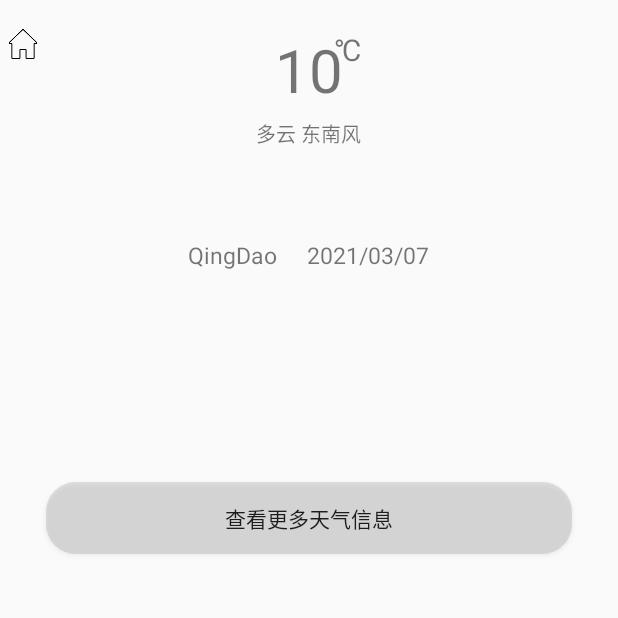
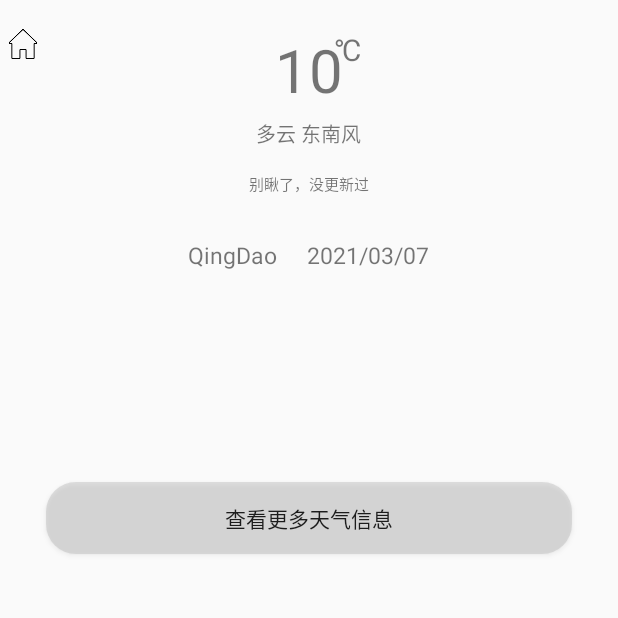
Before and after one commit to fenwhite/WeatherCheck, an Android app: the WeatherActivity screen opened directly, with no data from a screen before it, on a phone screen of 412 x 824 dp, the top half of it. Run offline under Robolectric (Android 15) with nearby library versions, the light colour scheme and no system bars; libraries missing offline, so code that uses them is left out: com.amap.api; 10 statements that could not run were skipped.

Commit message:
新增后台自动更新

```diff
--- a/app/src/main/java/com/android/myfirstapp/view/activity/WeatherActivity.java
+++ b/app/src/main/java/com/android/myfirstapp/view/activity/WeatherActivity.java
@@ -38,6 +38,7 @@ import com.android.myfirstapp.bean.ForecastDay;
 import com.android.myfirstapp.bean.ForecastHour;
 import com.android.myfirstapp.bean.SunMoon;
 import com.android.myfirstapp.bean.Weather;
+import com.android.myfirstapp.service.AutoUpdateService;
 import com.android.myfirstapp.utils.DateUtils;
 import com.android.myfirstapp.utils.SPUtils;
 import com.android.myfirstapp.utils.WeatherHandlerUtils;
@@ -68,6 +69,7 @@ public class WeatherActivity extends AppCompatActivity {
     public DrawerLayout drawer;
     public NestedScrollView weatherLayout;
     private TextView degree, elseInfo,regionName,updateTime;
+    private TextView lastUpdateTime;
     private ListView forecastDay;
     private RecyclerView forecastHour;
     private CircleProgressView progress;
@@ -198,6 +200,12 @@ public class WeatherActivity extends AppCompatActivity {
         to15D = findViewById(R.id.to15D);
         toAreaChoose = findViewById(R.id.choose_area_button);
 
+        lastUpdateTime = findViewById(R.id.last_update_time);
+        String tmp = SPUtils.getString(this,"updateTime","");
+        if("".equals(tmp)){
+            tmp = "别瞅了，没更新过";
+        }
+        lastUpdateTime.setText(tmp);
 
         swipeRefresh.setOnRefreshListener(new SwipeRefreshLayout.OnRefreshListener() {
             @Override
@@ -495,6 +503,12 @@ public class WeatherActivity extends AppCompatActivity {
 //                }
 //            }
 //        });
+        startUpdateService();
+    }
+
+    private void startUpdateService(){
+        Intent intent = new Intent(this, AutoUpdateService.class);
+        startService(intent);
     }
 
     @Override
--- a/app/src/main/res/layout/now_info.xml
+++ b/app/src/main/res/layout/now_info.xml
@@ -39,6 +39,14 @@
         android:layout_marginTop="5dp"
         android:text="多云 东南风"
         android:textSize="13sp" />
+    <TextView
+        android:id="@+id/last_update_time"
+        android:layout_width="wrap_content"
+        android:layout_height="wrap_content"
+        android:layout_below="@+id/else_info"
+        android:layout_centerHorizontal="true"
+        android:textSize="@dimen/normal_test_size"
+        android:layout_marginTop="@dimen/normal_margin"/>
 
     <LinearLayout
         android:layout_width="wrap_content"
```
Also changed, not shown: app/src/main/java/com/android/myfirstapp/service/AutoUpdateService.java (added, +120 -0 lines).
